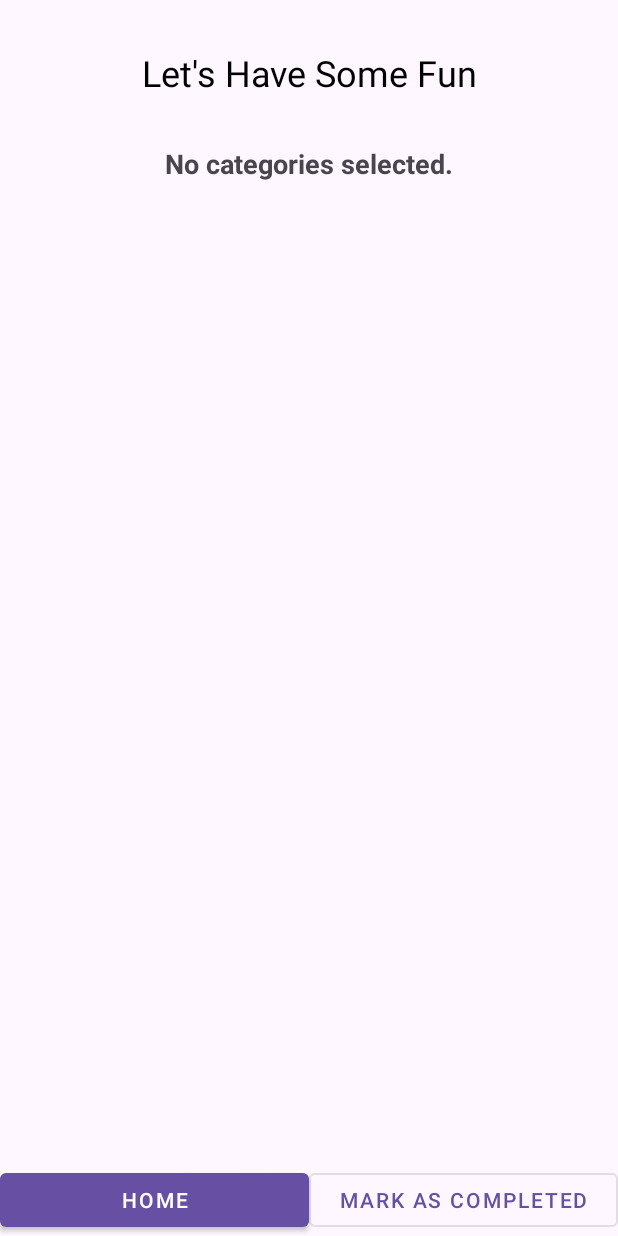
After one commit to PatientoTyaga/workoutPlanner, an Android app: the TodaysWorkoutActivity screen opened directly, with no data from a screen before it, on a phone screen of 412 x 824 dp. The commit adds this screen. Run offline under Robolectric (Android 15) with nearby library versions, the light colour scheme and no system bars.

Commit message:
added database
+set up database
+set up so that when a category is added, todays workout becomes accessible

```diff
--- a/app/src/main/AndroidManifest.xml
+++ b/app/src/main/AndroidManifest.xml
@@ -12,6 +12,9 @@
         android:supportsRtl="true"
         android:theme="@style/Theme.WorkoutPlanner"
         tools:targetApi="31">
+        <activity
+            android:name=".TodaysWorkoutActivity"
+            android:exported="false" />
         <activity
             android:name=".CustomWorkoutActivity"
             android:exported="false" />
--- /dev/null
+++ b/app/src/main/java/com/example/workoutplanner/TodaysWorkoutActivity.java
@@ -0,0 +1,42 @@
+package com.example.workoutplanner;
+
+import androidx.appcompat.app.AppCompatActivity;
+
+import android.content.Context;
+import android.content.SharedPreferences;
+import android.os.Bundle;
+import android.widget.TextView;
+
+import java.util.ArrayList;
+import java.util.HashSet;
+import java.util.Set;
+
+public class TodaysWorkoutActivity extends AppCompatActivity {
+
+    @Override
+    protected void onCreate(Bundle savedInstanceState) {
+        super.onCreate(savedInstanceState);
+        setContentView(R.layout.activity_todays_workout);
+
+        // Retrieve the selected categories from the Intent
+        ArrayList<String> selectedCategories = getIntent().getStringArrayListExtra("selectedCategories");
+
+        // Example: Display the selected categories in a TextView
+        TextView categoriesTextView = findViewById(R.id.categoriesTextView);
+        if (selectedCategories != null && !selectedCategories.isEmpty()) {
+            StringBuilder categoriesText = new StringBuilder("Selected Categories:\n");
+            for (String category : selectedCategories) {
+                categoriesText.append("- ").append(category).append("\n");
+            }
+            categoriesTextView.setText(categoriesText.toString());
+        } else {
+            categoriesTextView.setText("No categories selected.");
+        }
+    }
+
+    // Method to retrieve selected categories from SharedPreferences
+    private Set<String> getSelectedCategoriesFromPrefs() {
+        SharedPreferences preferences = getSharedPreferences("MyPrefs", Context.MODE_PRIVATE);
+        return preferences.getStringSet("selectedCategories", new HashSet<>());
+    }
+}
--- /dev/null
+++ b/app/src/main/res/layout/activity_todays_workout.xml
@@ -0,0 +1,88 @@
+<?xml version="1.0" encoding="utf-8"?>
+<androidx.constraintlayout.widget.ConstraintLayout xmlns:android="http://schemas.android.com/apk/res/android"
+    xmlns:app="http://schemas.android.com/apk/res-auto"
+    xmlns:tools="http://schemas.android.com/tools"
+    android:layout_width="match_parent"
+    android:layout_height="match_parent"
+    tools:context=".TodaysWorkoutActivity">
+
+    <!-- Title: Let's Have Some Fun -->
+    <TextView
+        android:id="@+id/titleTextView"
+        android:layout_width="0dp"
+        android:layout_height="wrap_content"
+        android:text="Let's Have Some Fun"
+        android:textSize="24sp"
+        android:textColor="#000000"
+        android:gravity="center"
+        android:padding="16dp"
+        app:layout_constraintTop_toTopOf="parent"
+        app:layout_constraintStart_toStartOf="parent"
+        app:layout_constraintEnd_toEndOf="parent"
+        android:layout_marginTop="16dp"/>
+
+    <!-- TextView to display selected categories -->
+    <TextView
+        android:id="@+id/categoriesTextView"
+        android:layout_width="0dp"
+        android:layout_height="wrap_content"
+        android:gravity="center"
+        android:textSize="18sp"
+        android:textStyle="bold"
+        app:layout_constraintTop_toBottomOf="@id/titleTextView"
+        app:layout_constraintStart_toStartOf="parent"
+        app:layout_constraintEnd_toEndOf="parent"
+        android:layout_marginTop="16dp"/>
+
+    <!-- Grid Layout with Categories -->
+    <GridLayout
+        android:id="@+id/gridLayout"
+        android:layout_width="0dp"
+        android:layout_height="0dp"
+        android:rowCount="3"
+        android:columnCount="3"
+        android:layout_marginTop="16dp"
+        app:layout_constraintTop_toBottomOf="@id/titleTextView"
+        app:layout_constraintStart_toStartOf="parent"
+        app:layout_constraintEnd_toEndOf="parent"
+        app:layout_constraintBottom_toTopOf="@+id/buttonsLayout">
+
+        <!-- Categories will be added dynamically here -->
+
+    </GridLayout>
+
+    <!-- Buttons Layout -->
+    <LinearLayout
+        android:id="@+id/buttonsLayout"
+        android:layout_width="0dp"
+        android:layout_height="wrap_content"
+        android:orientation="horizontal"
+        app:layout_constraintTop_toBottomOf="@id/gridLayout"
+        app:layout_constraintStart_toStartOf="parent"
+        app:layout_constraintEnd_toEndOf="parent"
+        app:layout_constraintBottom_toBottomOf="parent"
+        android:layout_marginTop="16dp">
+
+        <!-- Button to Return Home -->
+        <com.google.android.material.button.MaterialButton
+            android:id="@+id/homeButton"
+            android:layout_width="0dp"
+            android:layout_height="wrap_content"
+            android:layout_weight="1"
+            android:text="Home"
+            android:clickable="true"
+            style="@style/Widget.MaterialComponents.Button"/>
+
+        <!-- Button to Mark As Completed (centered) -->
+        <com.google.android.material.button.MaterialButton
+            android:id="@+id/markAsCompletedButton"
+            android:layout_width="0dp"
+            android:layout_height="wrap_content"
+            android:layout_weight="1"
+            android:text="Mark As Completed"
+            android:clickable="true"
+            style="@style/Widget.MaterialComponents.Button.OutlinedButton"/>
+
+    </LinearLayout>
+
+</androidx.constraintlayout.widget.ConstraintLayout>
```
Also changed, not shown: app/src/main/java/com/example/workoutplanner/Category.java (added, +15 -0 lines), app/src/main/java/com/example/workoutplanner/CustomWorkoutActivity.java (+62 -0 lines), app/src/main/java/com/example/workoutplanner/DatabaseManager.java (added, +131 -0 lines), app/src/main/java/com/example/workoutplanner/Exercise.java (added, +32 -0 lines), app/src/main/java/com/example/workoutplanner/MainActivity.java (+43 -0 lines), app/src/main/java/com/example/workoutplanner/WorkoutDatabaseHelper.java (added, +52 -0 lines).
